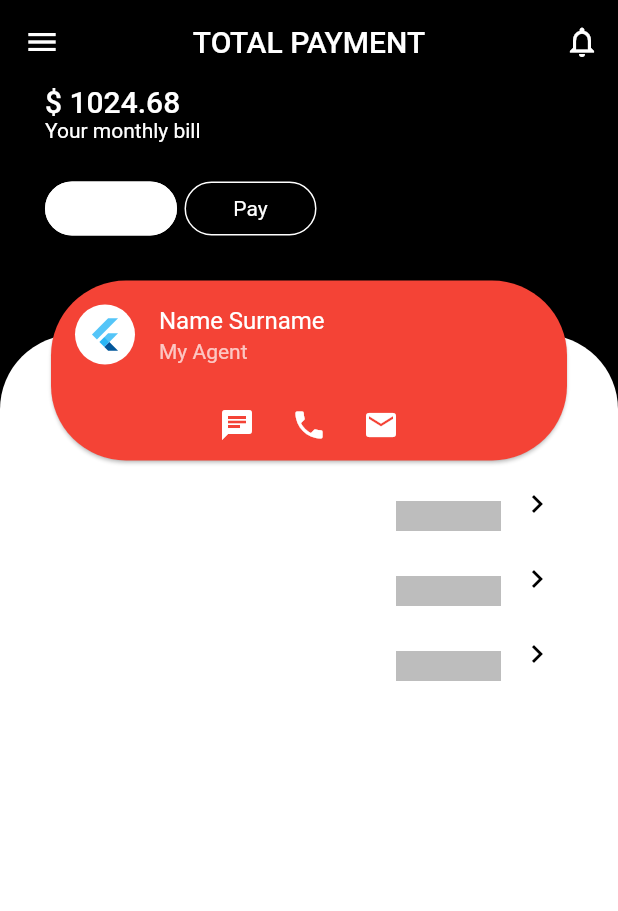
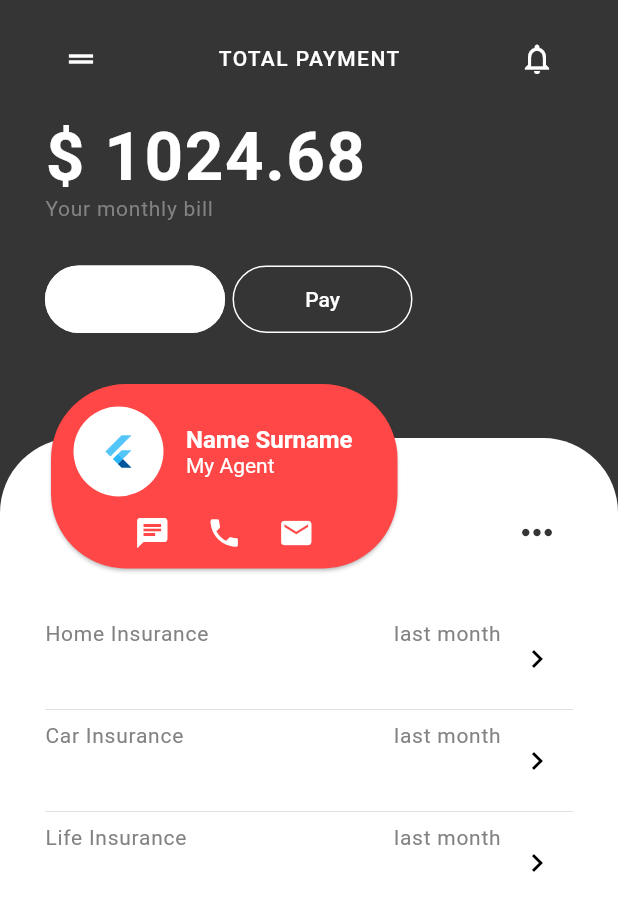
Before and after one commit to AndreyZhartun/flutter-insurance, a Flutter app: the screen it shows after launch, on a phone screen of 412 x 824 dp. Shown: the top 911 px of the screen. Run offline on Flutter 3.47's test engine with Material 2 defaults, Android fonts, the phone set to English and light mode, and no system bars.

Commit message:
аппбар убран, поправки стилей текста

```diff
--- a/lib/main.dart
+++ b/lib/main.dart
@@ -14,8 +14,8 @@ class MyApp extends StatelessWidget {
       debugShowCheckedModeBanner: false,
       theme: ThemeData(
         //primarySwatch: Colors.black,
-        scaffoldBackgroundColor: Colors.black,
-        //accentColor: Colors.black26,
+        scaffoldBackgroundColor: Color.fromRGBO(53, 53, 53, 1),
+        accentColor: Color.fromRGBO(130, 130, 130, 1),//Color.fromRGBO(144, 144, 148, 1),
         textTheme: Typography.whiteMountainView,
         accentTextTheme: Typography.blackMountainView,
         iconTheme: IconThemeData(
--- a/lib/profile.dart
+++ b/lib/profile.dart
@@ -7,14 +7,19 @@ class Profile extends StatelessWidget {
     //theming
     TextTheme textTheme = Theme.of(context).textTheme;
     double horizontalPadding = 30;
-    double verticalPadding = 20;
+    double verticalPadding = 30;
     return Scaffold(
-      appBar: AppBar(
+      /*appBar: AppBar(
         backgroundColor: Theme.of(context).scaffoldBackgroundColor,
         elevation: 0,
         //TODO Localizations
         //TODO mock http server
-        title: Text('TOTAL PAYMENT'),
+        title: Text(
+          'TOTAL PAYMENT',
+          style: textTheme.bodyText1.copyWith(
+            letterSpacing: 1,
+          ),
+        ),
         centerTitle: true,
         actions: <Widget>[
           IconButton(
@@ -22,25 +27,63 @@ class Profile extends StatelessWidget {
             onPressed: () {},
           )
         ],
-      ),
+      ),*/
       drawer: Drawer(
           //TODO
           ),
-      body: Column(
+      body: SafeArea(
+        child: Column(
           crossAxisAlignment: CrossAxisAlignment.start,
           children: <Widget>[
             Padding(
-            padding: EdgeInsets.symmetric(horizontal: horizontalPadding),
+              padding: EdgeInsets.symmetric(
+                horizontal: horizontalPadding,
+                vertical: horizontalPadding * 0.5,
+              ),
+              child: Row(
+                mainAxisAlignment: MainAxisAlignment.spaceBetween,
+                children: <Widget>[
+                  IconButton(
+                    onPressed: () {},
+                    icon: Icon(Icons.drag_handle),
+                    padding: EdgeInsets.zero,
+                  ),
+                  Text(
+                    'TOTAL PAYMENT',
+                    style: textTheme.bodyText1.copyWith(
+                      letterSpacing: 1,
+                    ),
+                  ),
+                  IconButton(
+                    icon: Icon(Icons.notifications_none),
+                    onPressed: () {},
+                  ),
+                ],
+              ),
+            ),
+            Padding(
+              padding: EdgeInsets.only(
+                left: horizontalPadding,
+                right: horizontalPadding,
+                //top: horizontalPadding * 0.5,
+              ),
               child: Text(
                 '\$ 1024.68',
-              style: textTheme.headline6,
+                style: textTheme.headline3.copyWith(
+                  fontWeight: FontWeight.bold,
+                  color: Colors.white,
+                  letterSpacing: 1,
+                ),
               ),
             ),
             Padding(
               padding: EdgeInsets.symmetric(horizontal: horizontalPadding),
               child: Text(
                 'Your monthly bill',
-              style: textTheme.bodyText2,
+                style: textTheme.bodyText2.copyWith(
+                  letterSpacing: 0.5,
+                  color: Theme.of(context).accentColor,
+                ),
               ),
             ),
             Padding(
@@ -48,25 +91,45 @@ class Profile extends StatelessWidget {
                   horizontal: horizontalPadding, vertical: verticalPadding),
               child: Row(
                 children: <Widget>[
-                FlatButton(
+                  SizedBox(
+                    width: 120,
+                    height: 45,
+                    child: FlatButton(
                       onPressed: () {},
                       child: Text(
                         'View bill',
-                    style: Theme.of(context).accentTextTheme.bodyText2,
+                        style: Theme.of(context)
+                            .accentTextTheme
+                            .bodyText1
+                            .copyWith(
+                                //letterSpacing: 0.5,
+                                ),
                       ),
                       color: Colors.white,
+                      //padding: EdgeInsets.symmetric(horizontal: 30, vertical: 20),
                       shape: RoundedRectangleBorder(
                         side: BorderSide(color: Colors.white),
                         borderRadius: BorderRadius.circular(100),
                       ),
                     ),
+                  ),
                   SizedBox(width: 5),
-                FlatButton(
+                  SizedBox(
+                    width: 120,
+                    height: 45,
+                    child: FlatButton(
                       onPressed: () {},
-                  child: Text('Pay', style: textTheme.bodyText2),
+                      child: Text(
+                        'Pay',
+                        style: textTheme.bodyText1.copyWith(
+                            //letterSpacing: 0.5,
+                            ),
+                      ),
+                      //padding: EdgeInsets.symmetric(horizontal: 30, vertical: 20),
                       shape: RoundedRectangleBorder(
                         side: BorderSide(color: Colors.white),
                         borderRadius: BorderRadius.circular(100),
+                      ),
                     ),
                   ),
                 ],
@@ -75,6 +138,7 @@ class Profile extends StatelessWidget {
             _TypesList(),
           ],
         ),
+      ),
     );
   }
 }
@@ -82,8 +146,24 @@ class Profile extends StatelessWidget {
 class _TypesList extends StatelessWidget {
   @override
   Widget build(BuildContext context) {
-    //theming
+    //theming TODO
     Radius _radius = Radius.circular(50);
+    double horizontalPadding = 30;
+    //data
+    List types = [
+      {
+        "type": "Home Insurance",
+        "sum": "650.24",
+      },
+      {
+        "type": "Car Insurance",
+        "sum": "205.12",
+      },
+      {
+        "type": "Life Insurance",
+        "sum": "350.20",
+      },
+    ];
     return Expanded(
       child: Stack(
         children: <Widget>[
@@ -103,9 +183,26 @@ class _TypesList extends StatelessWidget {
             crossAxisAlignment: CrossAxisAlignment.start,
             children: <Widget>[
               _AgentCard(),
-                _TypesListItem(type: 'Home Insurance', sum: '650.24'),
-                _TypesListItem(type: 'Home Insurance', sum: '205.12'),
-                _TypesListItem(type: 'Home Insurance', sum: '350.67'),
+              Expanded(
+                child: ListView.separated(
+                  itemBuilder: (context, index) {
+                    return _TypesListItem(
+                      type: types[index]["type"],
+                      sum: types[index]["sum"],
+                    );
+                  },
+                  separatorBuilder: (context, index) {
+                    return Divider(
+                      indent: horizontalPadding,
+                      endIndent: horizontalPadding,
+                    );
+                  },
+                  itemCount: types.length,
+                ),
+              ),
+              //_TypesListItem(type: 'Home Insurance', sum: '650.24'),
+              //_TypesListItem(type: 'Home Insurance', sum: '205.12'),
+              //_TypesListItem(type: 'Home Insurance', sum: '350.67'),
             ],
           ),
         ],
@@ -117,26 +214,59 @@ class _TypesList extends StatelessWidget {
 class _AgentCard extends StatelessWidget {
   @override
   Widget build(BuildContext context) {
+    //TODO theming
+    TextTheme textTheme = Theme.of(context).textTheme;
     double horizontalPadding = 30;
+    double imageRadius = 30;
     return Padding(
-      padding: EdgeInsets.only(left: horizontalPadding, right: horizontalPadding,),
-      child: Container(
+      padding: EdgeInsets.only(
+        left: horizontalPadding,
+        right: horizontalPadding,
+        bottom: horizontalPadding,
+      ),
+      child: Row(
+        mainAxisAlignment: MainAxisAlignment.spaceBetween,
         //widthFactor: 0.5,
-        child: Card(
+        children: [
+          Card(
             shape: RoundedRectangleBorder(
               side: BorderSide.none,
               borderRadius: BorderRadius.circular(50),
             ),
-          color: Colors.red,
+            color: Color.fromRGBO(255, 71, 71, 1),
             child: Column(
               children: <Widget>[
-              ListTile(
-                leading: CircleAvatar(
+                Padding(
+                  padding: EdgeInsets.only(
+                    top: horizontalPadding * 0.5,
+                    left: horizontalPadding * 0.5,
+                    right: horizontalPadding * 0.5,
+                  ),
+                  child: Row(
+                    children: <Widget>[
+                      CircleAvatar(
                         child: FlutterLogo(),
+                        radius: imageRadius,
                         backgroundColor: Colors.white,
                       ),
-                title: Text('Name Surname'),
-                subtitle: Text('My Agent'),
+                      Padding(
+                        padding: EdgeInsets.symmetric(
+                            horizontal: horizontalPadding * 0.5),
+                        child: Column(
+                          crossAxisAlignment: CrossAxisAlignment.start,
+                          children: [
+                            Text(
+                              'Name Surname',
+                              style: textTheme.subtitle1.copyWith(
+                                fontWeight: FontWeight.bold,
+                              ),
+                            ),
+                            Text('My Agent'),
+                          ],
+                        ),
+                      )
+                    ],
+                  ),
                 ),
                 Row(
                   mainAxisAlignment: MainAxisAlignment.center,
@@ -158,6 +288,23 @@ class _AgentCard extends StatelessWidget {
               ],
             ),
           ),
+          Padding(
+            padding:
+                EdgeInsets.only(top: imageRadius * 2 + horizontalPadding * 0.5),
+            child: Row(
+              children: <Widget>[
+                IconButton(
+                  onPressed: () {},
+                  icon: Icon(
+                    Icons.more_horiz,
+                    color: Theme.of(context).scaffoldBackgroundColor,
+                  ),
+                  iconSize: 30,
+                ),
+              ],
+            ),
+          )
+        ],
       ),
     );
   }
@@ -174,11 +321,14 @@ class _TypesListItem extends StatelessWidget {
 
   @override
   Widget build(BuildContext context) {
+    //theming
     TextTheme textTheme = Theme.of(context).accentTextTheme;
     double horizontalPadding = 30;
     double verticalPadding = 1;
+    Color accentColor = Theme.of(context).accentColor;
     return Padding(
-      padding: EdgeInsets.symmetric(horizontal: horizontalPadding, vertical: verticalPadding),
+      padding: EdgeInsets.symmetric(
+          horizontal: horizontalPadding, vertical: verticalPadding),
       child: Row(
         mainAxisAlignment: MainAxisAlignment.spaceBetween,
         children: <Widget>[
@@ -186,39 +336,62 @@ class _TypesListItem extends StatelessWidget {
             child: Column(
               crossAxisAlignment: CrossAxisAlignment.start,
               children: <Widget>[
-                Text(
+                Padding(
+                  padding: EdgeInsets.only(bottom: 6),
+                  child: Text(
                     type,
-                  style: textTheme.bodyText2,
+                    style: textTheme.bodyText2.copyWith(
+                      color: accentColor,
+                      letterSpacing: 0.5,
+                    ),
+                  ),
                 ),
                 Text(
                   '\$ $sum',
-                  style: textTheme.subtitle1,
+                  style: textTheme.headline5.copyWith(
+                    fontWeight: FontWeight.bold,
+                  ),
                 ),
               ],
             ),
           ),
           /*Padding(
             padding: EdgeInsets.symmetric(horizontal: horizontalPadding-25),
-            child: */Column(
+            child: */
+          Column(
             crossAxisAlignment: CrossAxisAlignment.start,
             children: <Widget>[
-                Text(
+              Padding(
+                padding: EdgeInsets.only(bottom: 6),
+                child: Text(
                   'last month',
-                  style: textTheme.bodyText2,
+                  style: textTheme.bodyText2.copyWith(
+                    color: accentColor,
+                    letterSpacing: 0.5,
+                  ),
+                ),
               ),
               //TODO graph
-                SizedBox(
-                    width: 70,
-                    height: 20,
+              /*SizedBox(
+                width: 140,
+                //height: 40,
+                height: textTheme.headline5.fontSize,
                 child: Container(
                   color: Colors.black26,
-                    )),
+                ),
+              ),*/
+              Text(
+                  'xd',
+                  style: textTheme.headline5.copyWith(
+                    fontWeight: FontWeight.bold,
+                  ),
+                ),
             ],
           ),
           //),
           IconButton(
             icon: Icon(Icons.chevron_right, color: Colors.black),
-            onPressed: (){},
+            onPressed: () {},
           ),
         ],
       ),
```
Also changed, not shown: design.png (added). Lines whose indentation alone changed are shown as unchanged.
